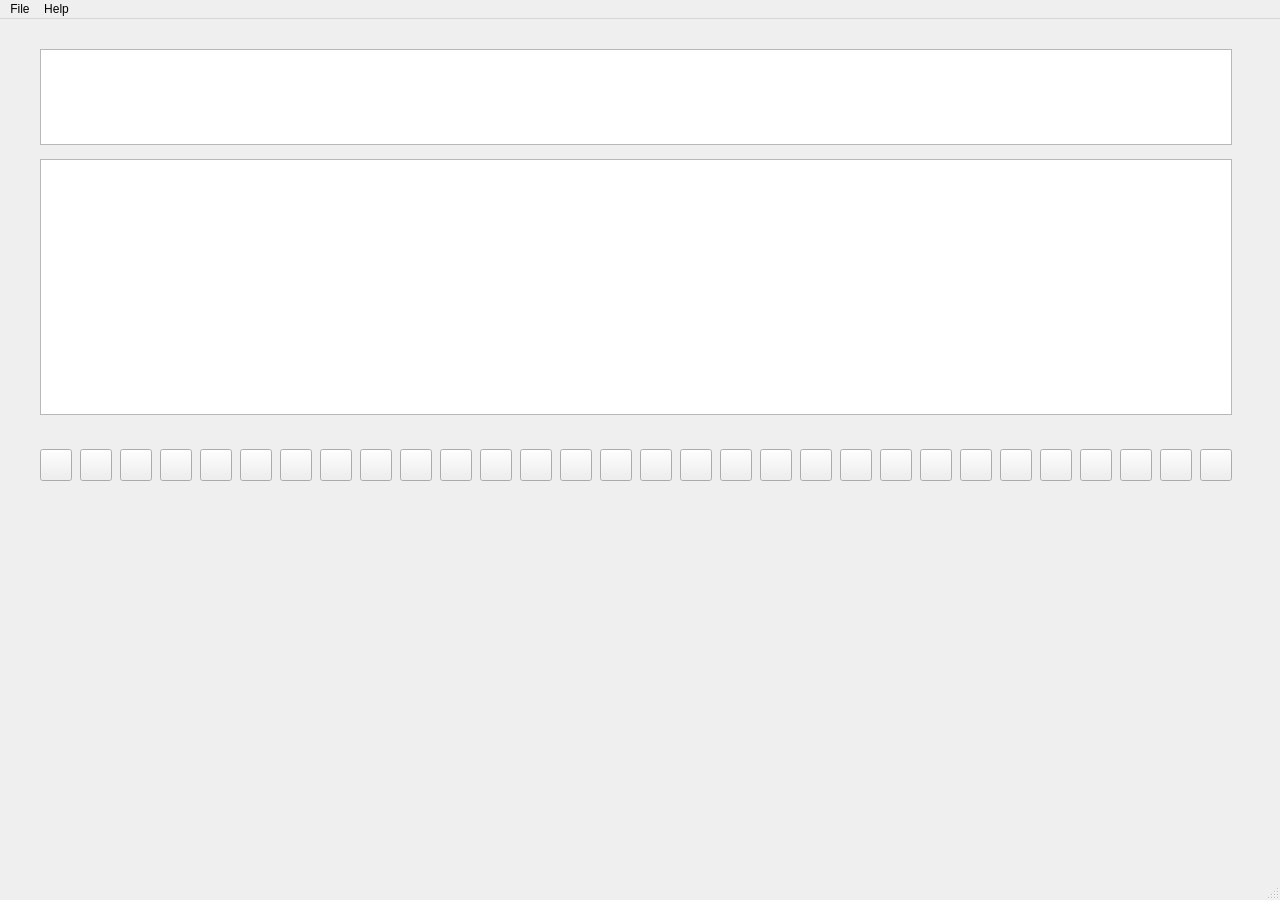
Qt form src/chinesetypewriter.ui (schdesign/chinese-typewriter) before a commit.
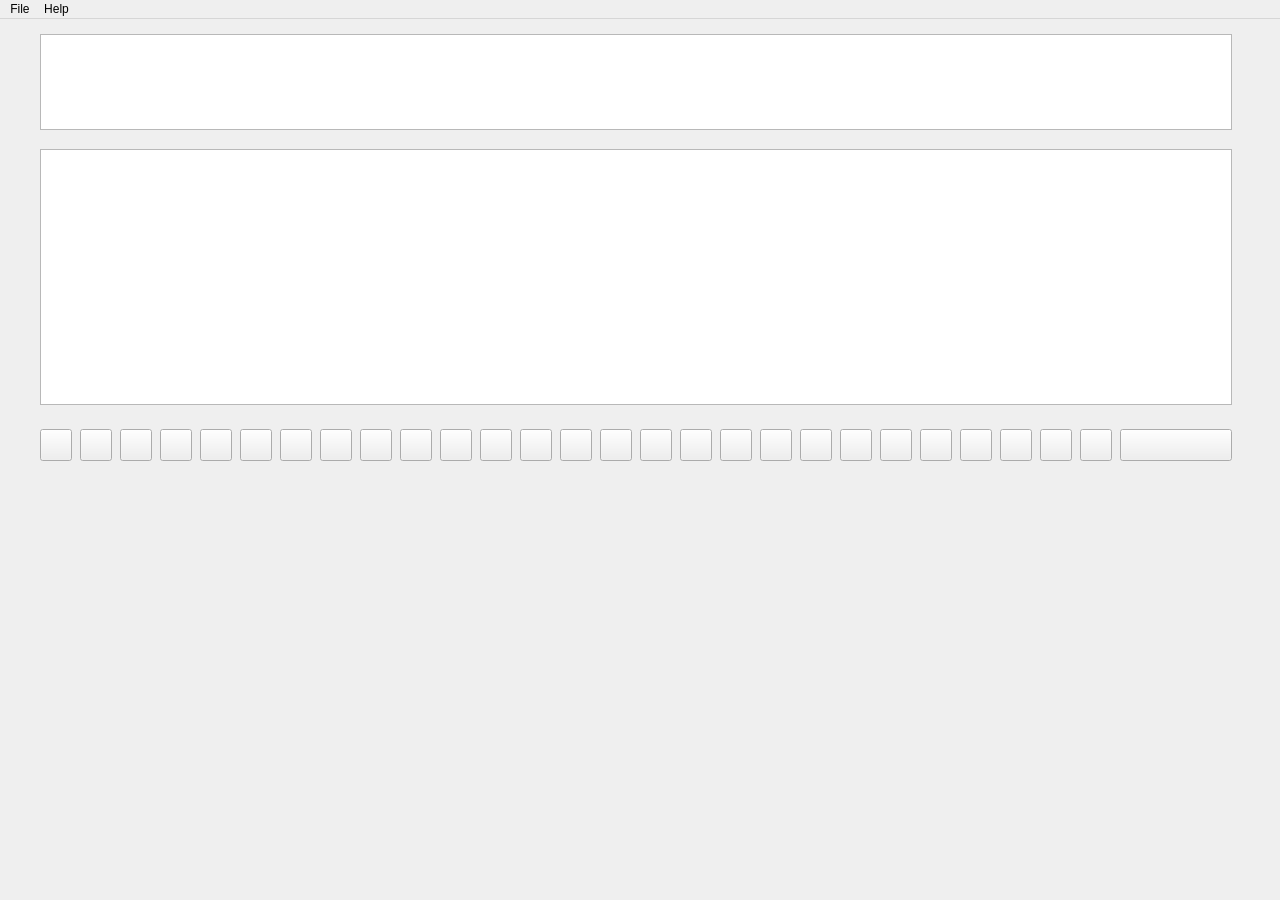
The same form after that commit.

Commit message: Add simple chinese characters

Patch:
```diff
--- a/src/chinesetypewriter.ui
+++ b/src/chinesetypewriter.ui
@@ -18,7 +18,7 @@
     <property name="geometry">
      <rect>
       <x>40</x>
-      <y>430</y>
+      <y>410</y>
       <width>32</width>
       <height>32</height>
      </rect>
@@ -34,7 +34,7 @@
     <property name="geometry">
      <rect>
       <x>80</x>
-      <y>430</y>
+      <y>410</y>
       <width>32</width>
       <height>32</height>
      </rect>
@@ -50,7 +50,7 @@
     <property name="geometry">
      <rect>
       <x>120</x>
-      <y>430</y>
+      <y>410</y>
       <width>32</width>
       <height>32</height>
      </rect>
@@ -66,7 +66,7 @@
     <property name="geometry">
      <rect>
       <x>160</x>
-      <y>430</y>
+      <y>410</y>
       <width>32</width>
       <height>32</height>
      </rect>
@@ -82,7 +82,7 @@
     <property name="geometry">
      <rect>
       <x>200</x>
-      <y>430</y>
+      <y>410</y>
       <width>32</width>
       <height>32</height>
      </rect>
@@ -98,7 +98,7 @@
     <property name="geometry">
      <rect>
       <x>240</x>
-      <y>430</y>
+      <y>410</y>
       <width>32</width>
       <height>32</height>
      </rect>
@@ -114,7 +114,7 @@
     <property name="geometry">
      <rect>
       <x>280</x>
-      <y>430</y>
+      <y>410</y>
       <width>32</width>
       <height>32</height>
      </rect>
@@ -130,7 +130,7 @@
     <property name="geometry">
      <rect>
       <x>320</x>
-      <y>430</y>
+      <y>410</y>
       <width>32</width>
       <height>32</height>
      </rect>
@@ -146,7 +146,7 @@
     <property name="geometry">
      <rect>
       <x>360</x>
-      <y>430</y>
+      <y>410</y>
       <width>32</width>
       <height>32</height>
      </rect>
@@ -162,7 +162,7 @@
     <property name="geometry">
      <rect>
       <x>400</x>
-      <y>430</y>
+      <y>410</y>
       <width>32</width>
       <height>32</height>
      </rect>
@@ -178,7 +178,7 @@
     <property name="geometry">
      <rect>
       <x>440</x>
-      <y>430</y>
+      <y>410</y>
       <width>32</width>
       <height>32</height>
      </rect>
@@ -194,7 +194,7 @@
     <property name="geometry">
      <rect>
       <x>480</x>
-      <y>430</y>
+      <y>410</y>
       <width>32</width>
       <height>32</height>
      </rect>
@@ -210,7 +210,7 @@
     <property name="geometry">
      <rect>
       <x>520</x>
-      <y>430</y>
+      <y>410</y>
       <width>32</width>
       <height>32</height>
      </rect>
@@ -226,7 +226,7 @@
     <property name="geometry">
      <rect>
       <x>560</x>
-      <y>430</y>
+      <y>410</y>
       <width>32</width>
       <height>32</height>
      </rect>
@@ -242,7 +242,7 @@
     <property name="geometry">
      <rect>
       <x>600</x>
-      <y>430</y>
+      <y>410</y>
       <width>32</width>
       <height>32</height>
      </rect>
@@ -258,7 +258,7 @@
     <property name="geometry">
      <rect>
       <x>640</x>
-      <y>430</y>
+      <y>410</y>
       <width>32</width>
       <height>32</height>
      </rect>
@@ -274,7 +274,7 @@
     <property name="geometry">
      <rect>
       <x>680</x>
-      <y>430</y>
+      <y>410</y>
       <width>32</width>
       <height>32</height>
      </rect>
@@ -290,7 +290,7 @@
     <property name="geometry">
      <rect>
       <x>720</x>
-      <y>430</y>
+      <y>410</y>
       <width>32</width>
       <height>32</height>
      </rect>
@@ -306,7 +306,7 @@
     <property name="geometry">
      <rect>
       <x>760</x>
-      <y>430</y>
+      <y>410</y>
       <width>32</width>
       <height>32</height>
      </rect>
@@ -322,7 +322,7 @@
     <property name="geometry">
      <rect>
       <x>800</x>
-      <y>430</y>
+      <y>410</y>
       <width>32</width>
       <height>32</height>
      </rect>
@@ -338,7 +338,7 @@
     <property name="geometry">
      <rect>
       <x>840</x>
-      <y>430</y>
+      <y>410</y>
       <width>32</width>
       <height>32</height>
      </rect>
@@ -354,7 +354,7 @@
     <property name="geometry">
      <rect>
       <x>880</x>
-      <y>430</y>
+      <y>410</y>
       <width>32</width>
       <height>32</height>
      </rect>
@@ -370,7 +370,7 @@
     <property name="geometry">
      <rect>
       <x>920</x>
-      <y>430</y>
+      <y>410</y>
       <width>32</width>
       <height>32</height>
      </rect>
@@ -386,7 +386,7 @@
     <property name="geometry">
      <rect>
       <x>960</x>
-      <y>430</y>
+      <y>410</y>
       <width>32</width>
       <height>32</height>
      </rect>
@@ -402,7 +402,7 @@
     <property name="geometry">
      <rect>
       <x>1000</x>
-      <y>430</y>
+      <y>410</y>
       <width>32</width>
       <height>32</height>
      </rect>
@@ -418,7 +418,7 @@
     <property name="geometry">
      <rect>
       <x>1040</x>
-      <y>430</y>
+      <y>410</y>
       <width>32</width>
       <height>32</height>
      </rect>
@@ -434,7 +434,7 @@
     <property name="geometry">
      <rect>
       <x>1080</x>
-      <y>430</y>
+      <y>410</y>
       <width>32</width>
       <height>32</height>
      </rect>
@@ -450,40 +450,8 @@
     <property name="geometry">
      <rect>
       <x>1120</x>
-      <y>430</y>
-      <width>32</width>
-      <height>32</height>
-     </rect>
-    </property>
-    <property name="iconSize">
-     <size>
-      <width>32</width>
-      <height>32</height>
-     </size>
-    </property>
-   </widget>
-   <widget class="QToolButton" name="toolButton_29">
-    <property name="geometry">
-     <rect>
-      <x>1160</x>
-      <y>430</y>
-      <width>32</width>
-      <height>32</height>
-     </rect>
-    </property>
-    <property name="iconSize">
-     <size>
-      <width>32</width>
-      <height>32</height>
-     </size>
-    </property>
-   </widget>
-   <widget class="QToolButton" name="toolButton_30">
-    <property name="geometry">
-     <rect>
-      <x>1200</x>
-      <y>430</y>
-      <width>32</width>
+      <y>410</y>
+      <width>112</width>
       <height>32</height>
      </rect>
     </property>
@@ -498,7 +466,7 @@
     <property name="geometry">
      <rect>
       <x>40</x>
-      <y>30</y>
+      <y>15</y>
       <width>1192</width>
       <height>96</height>
      </rect>
@@ -508,7 +476,7 @@
     <property name="geometry">
      <rect>
       <x>40</x>
-      <y>140</y>
+      <y>130</y>
       <width>1192</width>
       <height>256</height>
      </rect>
@@ -543,7 +511,6 @@
    <addaction name="menuFile"/>
    <addaction name="menuHelp"/>
   </widget>
-  <widget class="QStatusBar" name="statusbar"/>
   <action name="actionNewFile">
    <property name="text">
     <string>New</string>
```
Left out of the diff: 2 changed lines with no effect on the pictures. The commit also changes 2 other files.
